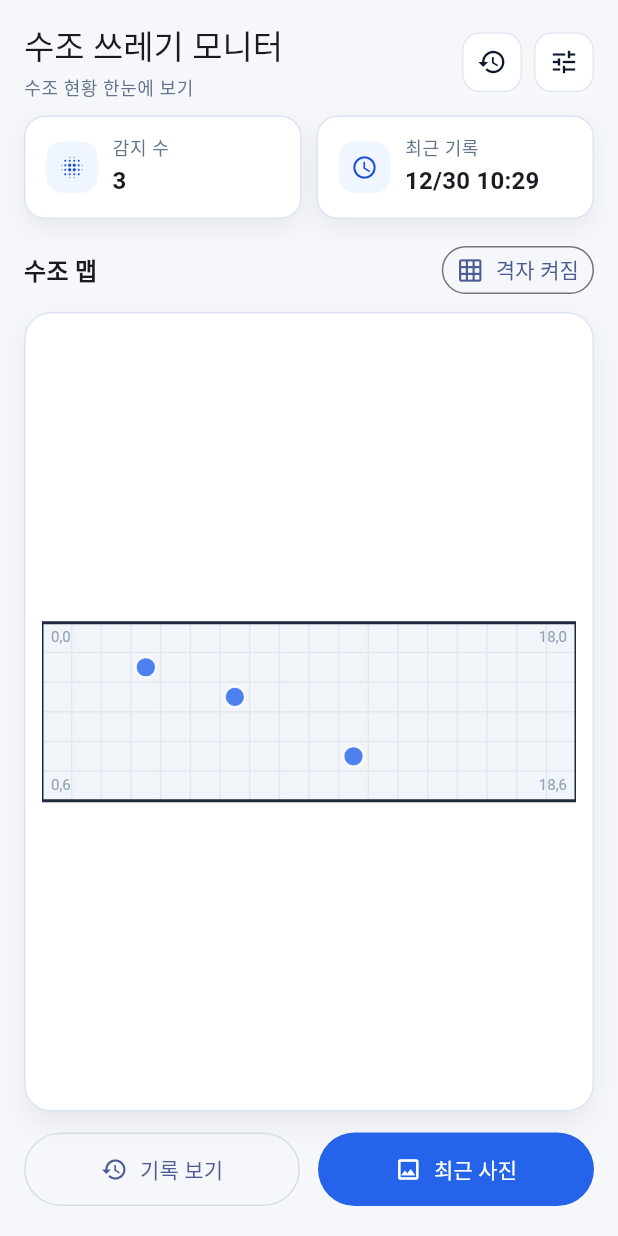
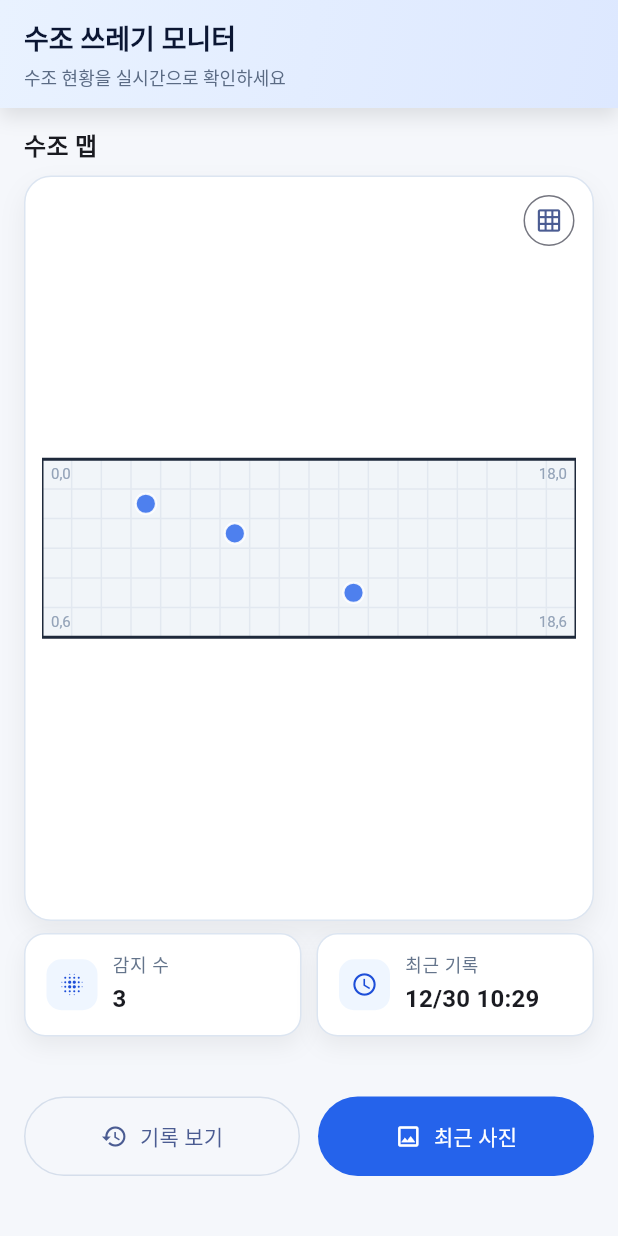
Before and after one commit to dkswoans/haeyangSsuraegi, a Flutter app: the screen it shows after launch, on a phone screen of 412 x 824 dp. Run offline on Flutter 3.47's test engine with Material 3 defaults, Android fonts, the phone set to English and light mode, and no system bars; our stand-ins replace cached_network_image, flutter_riverpod, shared_preferences.

Commit message:
202512301929

```diff
--- a/lib/ui/screens/dashboard_screen.dart
+++ b/lib/ui/screens/dashboard_screen.dart
@@ -8,7 +8,6 @@ import 'package:intl/intl.dart';
 import '../../models/photo_record.dart';
 import '../../state/photo_controller.dart';
 import 'history_screen.dart';
-import 'settings_screen.dart';
 
 class DashboardScreen extends ConsumerStatefulWidget {
   const DashboardScreen({super.key});
@@ -27,24 +26,64 @@ class _DashboardScreenState extends ConsumerState<DashboardScreen> {
     final formatter = DateFormat('MM/dd HH:mm');
 
     return Scaffold(
+      appBar: PreferredSize(
+        preferredSize: const Size.fromHeight(72),
+        child: AppBar(
+          toolbarHeight: 72,
+          elevation: 0,
+          automaticallyImplyLeading: false,
+          backgroundColor: Colors.transparent,
+          flexibleSpace: Container(
+            decoration: BoxDecoration(
+              gradient: const LinearGradient(
+                colors: [Color(0xFFE9F2FF), Color(0xFFDDE8FF)],
+                begin: Alignment.topLeft,
+                end: Alignment.bottomRight,
+              ),
+
+              boxShadow: const [
+                BoxShadow(
+                  color: Color(0x1A000000),
+                  blurRadius: 10,
+                  offset: Offset(0, 6),
+                ),
+              ],
+            ),
+          ),
+          titleSpacing: 16,
+          title: const Column(
+            crossAxisAlignment: CrossAxisAlignment.start,
+            mainAxisAlignment: MainAxisAlignment.center,
+            children: [
+              Text(
+                '수조 쓰레기 모니터',
+                style: TextStyle(
+                  fontSize: 18,
+                  fontWeight: FontWeight.w800,
+                  color: Color(0xFF0B1633),
+                ),
+              ),
+              SizedBox(height: 4),
+              Text(
+                '수조 현황을 실시간으로 확인하세요',
+                style: TextStyle(
+                  fontSize: 12,
+                  fontWeight: FontWeight.w500,
+                  color: Color(0xFF5B6B84),
+                ),
+              ),
+            ],
+          ),
+          actions: const [],
+        ),
+      ),
       body: DecoratedBox(
         decoration: const BoxDecoration(color: Color(0xFFF5F7FB)),
         child: SafeArea(
           child: Padding(
-            padding: const EdgeInsets.fromLTRB(16, 16, 16, 20),
+            padding: const EdgeInsets.fromLTRB(16, 12, 16, 20),
             child: Column(
               children: [
-                _DashboardHeader(
-                  onHistory: _openHistory,
-                  onSettings: _openSettings,
-                ),
-                const SizedBox(height: 10),
-                _MetricsRow(
-                  total: photos.length,
-                  latest: latest,
-                  formatter: formatter,
-                ),
-                const SizedBox(height: 14),
                 Expanded(
                   child: _TankSection(
                     items: photos,
@@ -53,13 +92,20 @@ class _DashboardScreenState extends ConsumerState<DashboardScreen> {
                     onSelect: (item) => _showPhotoModal(context, item),
                   ),
                 ),
-                const SizedBox(height: 14),
+                const SizedBox(height: 8),
+                _MetricsRow(
+                  total: photos.length,
+                  latest: latest,
+                  formatter: formatter,
+                ),
+                const SizedBox(height: 40),
                 _ActionRow(
                   onLatest: latest == null
                       ? null
                       : () => _showPhotoModal(context, latest),
                   onHistory: _openHistory,
                 ),
+                const SizedBox(height: 20),
               ],
             ),
           ),
@@ -74,12 +120,6 @@ class _DashboardScreenState extends ConsumerState<DashboardScreen> {
     ).push(MaterialPageRoute(builder: (_) => const HistoryScreen()));
   }
 
-  void _openSettings() {
-    Navigator.of(
-      context,
-    ).push(MaterialPageRoute(builder: (_) => const SettingsScreen()));
-  }
-
   void _showPhotoModal(BuildContext context, PhotoRecord item) {
     showModalBottomSheet(
       context: context,
@@ -89,78 +129,6 @@ class _DashboardScreenState extends ConsumerState<DashboardScreen> {
         borderRadius: BorderRadius.vertical(top: Radius.circular(20)),
       ),
       builder: (_) => _PhotoModal(item: item),
-    );
-  }
-}
-
-class _DashboardHeader extends StatelessWidget {
-  const _DashboardHeader({required this.onHistory, required this.onSettings});
-
-  final VoidCallback onHistory;
-  final VoidCallback onSettings;
-
-  @override
-  Widget build(BuildContext context) {
-    final theme = Theme.of(context);
-    final titleStyle =
-        theme.textTheme.titleLarge ??
-        const TextStyle(fontSize: 20, fontWeight: FontWeight.w700);
-    final subtitleStyle =
-        theme.textTheme.bodySmall?.copyWith(color: const Color(0xFF64748B)) ??
-        const TextStyle(color: Color(0xFF64748B));
-
-    return Row(
-      children: [
-        Expanded(
-          child: Column(
-            crossAxisAlignment: CrossAxisAlignment.start,
-            children: [
-              Text('수조 쓰레기 모니터', style: titleStyle),
-              const SizedBox(height: 4),
-              Text('수조 현황 한눈에 보기', style: subtitleStyle),
-            ],
-          ),
-        ),
-        _HeaderAction(icon: Icons.history, tooltip: '기록', onPressed: onHistory),
-        const SizedBox(width: 8),
-        _HeaderAction(icon: Icons.tune, tooltip: '설정', onPressed: onSettings),
-      ],
-    );
-  }
-}
-
-class _HeaderAction extends StatelessWidget {
-  const _HeaderAction({
-    required this.icon,
-    required this.tooltip,
-    required this.onPressed,
-  });
-
-  final IconData icon;
-  final String tooltip;
-  final VoidCallback onPressed;
-
-  @override
-  Widget build(BuildContext context) {
-    return Tooltip(
-      message: tooltip,
-      child: Material(
-        color: Colors.transparent,
-        child: InkWell(
-          borderRadius: BorderRadius.circular(12),
-          onTap: onPressed,
-          child: Ink(
-            width: 40,
-            height: 40,
-            decoration: BoxDecoration(
-              color: Colors.white,
-              borderRadius: BorderRadius.circular(12),
-              border: Border.all(color: const Color(0xFFE2E8F0)),
-            ),
-            child: Icon(icon, size: 20, color: const Color(0xFF0F172A)),
-          ),
-        ),
-      ),
     );
   }
 }
@@ -286,27 +254,12 @@ class _TankSection extends StatelessWidget {
     return Column(
       crossAxisAlignment: CrossAxisAlignment.start,
       children: [
-        Row(
-          children: [
         Text('수조 맵', style: titleStyle),
-            const Spacer(),
-            OutlinedButton.icon(
-              onPressed: onToggleGrid,
-              style: OutlinedButton.styleFrom(
-                padding: const EdgeInsets.symmetric(
-                  horizontal: 10,
-                  vertical: 8,
-                ),
-                visualDensity: VisualDensity.compact,
-              ),
-              icon: Icon(showGrid ? Icons.grid_on : Icons.grid_off, size: 18),
-              label: Text(showGrid ? '격자 켜짐' : '격자 꺼짐'),
-            ),
-          ],
-        ),
         const SizedBox(height: 8),
         Expanded(
-          child: _TankCard(
+          child: Stack(
+            children: [
+              _TankCard(
                 child: Center(
                   child: TankViewport(
                     child: _TankMap(
@@ -316,6 +269,25 @@ class _TankSection extends StatelessWidget {
                     ),
                   ),
                 ),
+              ),
+              Positioned(
+                top: 10,
+                right: 10,
+                child: OutlinedButton(
+                  onPressed: onToggleGrid,
+                  style: OutlinedButton.styleFrom(
+                    padding: const EdgeInsets.all(10),
+                    minimumSize: const Size(42, 42),
+                    shape: const CircleBorder(),
+                    visualDensity: VisualDensity.compact,
+                  ),
+                  child: Icon(
+                    showGrid ? Icons.grid_on : Icons.grid_off,
+                    size: 18,
+                  ),
+                ),
+              ),
+            ],
           ),
         ),
       ],
@@ -554,7 +526,7 @@ class _ActionRow extends StatelessWidget {
           child: OutlinedButton.icon(
             onPressed: onHistory,
             style: OutlinedButton.styleFrom(
-              padding: const EdgeInsets.symmetric(vertical: 14),
+              padding: const EdgeInsets.symmetric(vertical: 16),
               side: const BorderSide(color: Color(0xFFD5DEEB)),
             ),
             icon: const Icon(Icons.history),
@@ -566,7 +538,7 @@ class _ActionRow extends StatelessWidget {
           child: FilledButton.icon(
             onPressed: onLatest,
             style: FilledButton.styleFrom(
-              padding: const EdgeInsets.symmetric(vertical: 14),
+              padding: const EdgeInsets.symmetric(vertical: 16),
               backgroundColor: const Color(0xFF2563EB),
               foregroundColor: Colors.white,
             ),
```
Also changed, not shown: 1 other file. Lines whose indentation alone changed are shown as unchanged.
